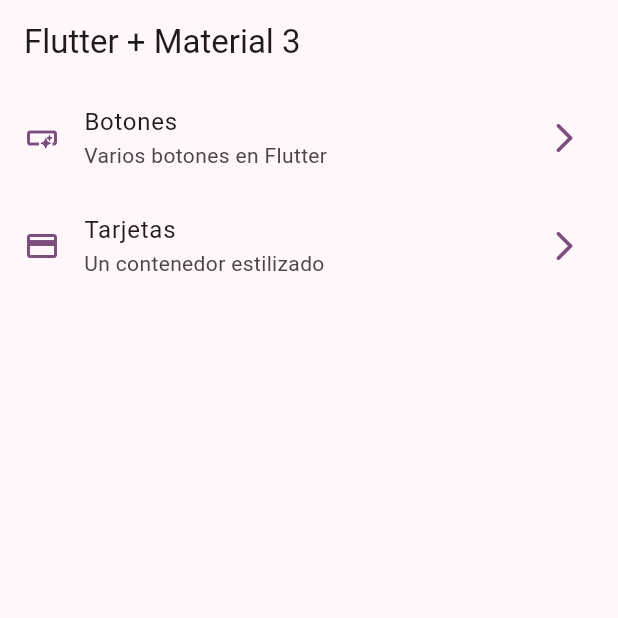
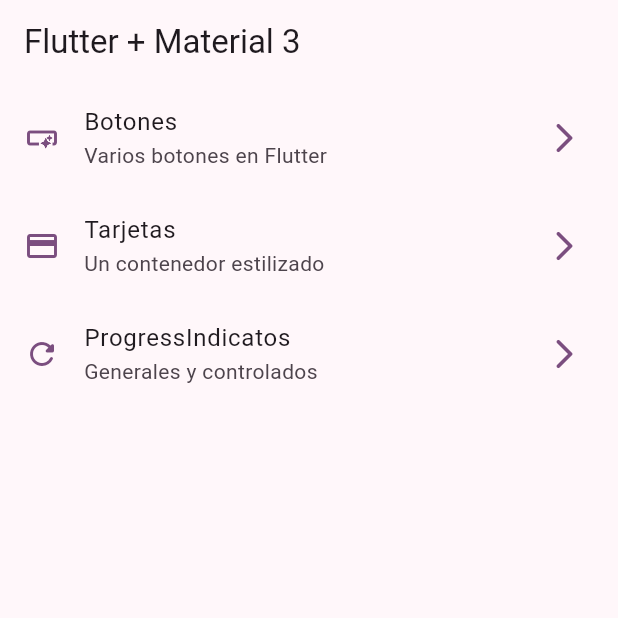
Before and after one commit to UrgedAsp/widgets_app, a Flutter app: the screen it shows after launch, on a phone screen of 412 x 824 dp, the top half of it. Run offline on Flutter 3.47's test engine with Material 3 defaults, Android fonts, the phone set to English and light mode, and no system bars; our stand-ins replace go_router.

Commit message:
progress indicators terminado

```diff
--- a/lib/config/menu/menu_items.dart
+++ b/lib/config/menu/menu_items.dart
@@ -1,6 +1,7 @@
 import 'package:flutter/material.dart';
 import 'package:widgets_app/presentation/screens/buttons/buttons_screen.dart';
 import 'package:widgets_app/presentation/screens/cards/cards_screen.dart';
+import 'package:widgets_app/presentation/screens/progress/progress_screen.dart';
 
 class MenuItem {
   final String title;
@@ -25,5 +26,10 @@ const appMenuItems = <MenuItem>[
       title: 'Tarjetas',
       subTitle: 'Un contenedor estilizado',
       link: CardsScreen.name, // '/cards'
-      icon: Icons.credit_card)
+      icon: Icons.credit_card),
+  MenuItem(
+      title: 'ProgressIndicatos',
+      subTitle: 'Generales y controlados',
+      link: ProgressScreen.name,
+      icon: Icons.refresh_rounded)
 ];
--- a/lib/config/router/app_router.dart
+++ b/lib/config/router/app_router.dart
@@ -19,6 +19,11 @@ final appRouter = GoRouter(
       path: '/cards',
       name: CardsScreen.name,
       builder: (context, state) => const CardsScreen(),
+    ),
+    GoRoute(
+        path: '/progress',
+        name: ProgressScreen.name,
+        builder: (context, state) => const ProgressScreen()
     )
   ],
 );
```
Also changed, not shown: lib/presentation/screens/progress/progress_screen.dart (+74 -1 lines).
